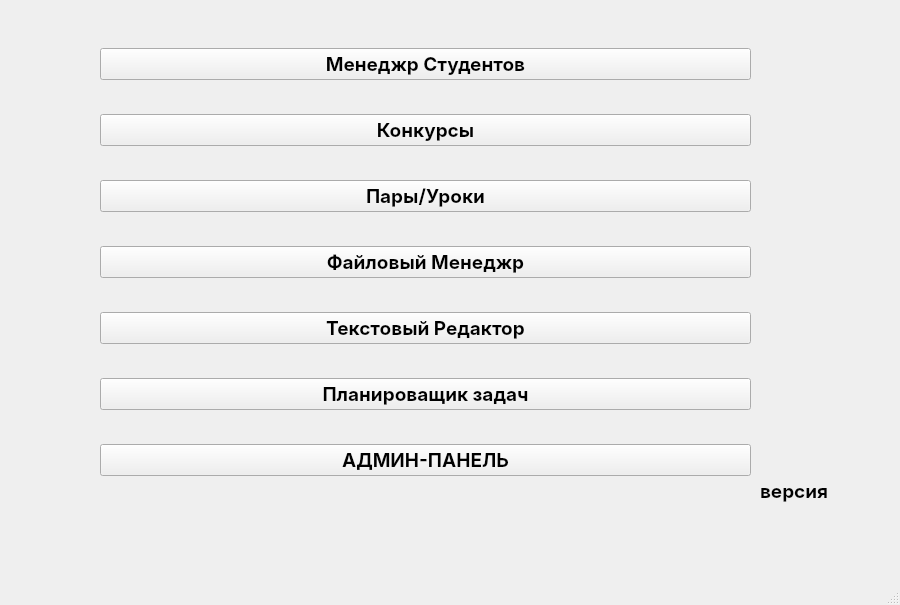
Gerakl1123/ARDA_Stud_Manager, file mainwindow.ui: the form before one commit.
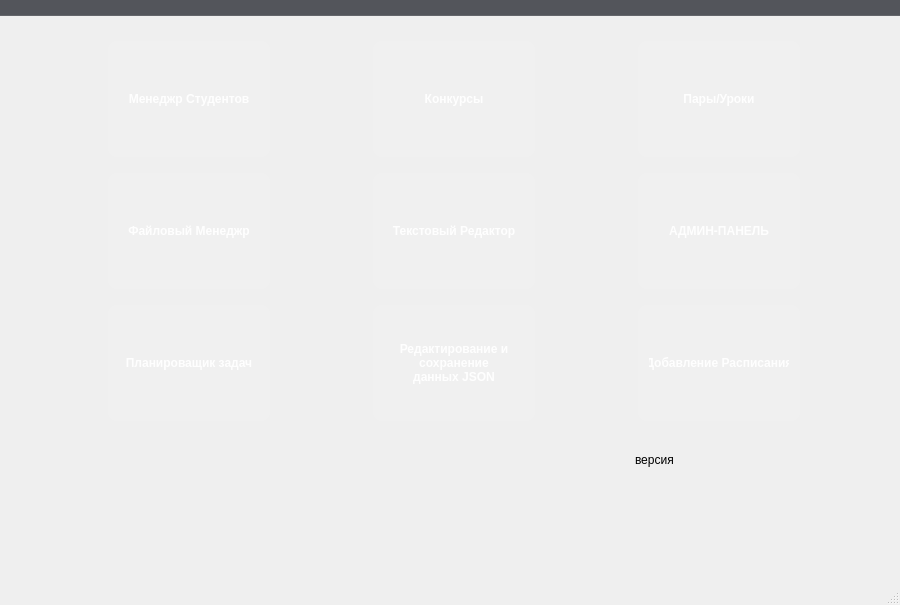
The form after the commit. Icons and pictures are not drawn.

```diff
--- a/mainwindow.ui
+++ b/mainwindow.ui
@@ -51,25 +51,52 @@
    <iconset theme="QIcon::ThemeIcon::MailAttachment"/>
   </property>
   <property name="styleSheet">
-   <string notr="true">/* macOS Dark Blue Style */
+   <string notr="true">
 QMainWindow {
-    background-color: #1e2a36;
-    color: #ffffff;
-    font-family: -apple-system, BlinkMacSystemFont, &quot;SF Pro Display&quot;, sans-serif;
-    border: none;
+    background: qlineargradient(x1:0, y1:0, x2:1, y2:1,
+        stop:0 #0a1929, stop:0.5 #0c2b44, stop:1 #0a1929);
 }
-
 QPushButton {
-    background-color: #2d6ef8;
-    color: white;
-    border: none;
-    border-radius: 8px;
-    padding: 12px 24px;
-    font-size: 14px;
-    font-weight: 500;
-    min-height: 36px;
+    /* ВЫСОКИЕ и УЗКИЕ кнопки */
+    min-height: 90px;       /* Высокие */
+    min-width: 120px;       /* Узкие */
+    max-height: 100px;
+    max-width: 140px;
+    
+    /* Вытянутая вертикальная форма */
+    padding: 12px 10px;     /* Больше по вертикали, меньше по горизонтали */
+    margin: 4px 8px;        /* Горизонтальные отступы больше */
+    
+    /* Вертикальное выравнивание текста */
+    text-align: center;
+    
+    /* Стиль */
+    background: rgba(255, 255, 255, 0.08);
+    backdrop-filter: blur(8px);
+    border-radius: 10px;
+    
+    /* Текст */
+    font-family: 'Segoe UI', system-ui;
+    font-size: 12px;
+    font-weight: 600;
+    color: rgba(255, 255, 255, 0.95);
+    line-height: 1.3;       /* Межстрочный интервал */
+    
+    /* Границы - вертикальные градиенты */
+    border: 1.5px solid transparent;
+    border-image: linear-gradient(to bottom, 
+        rgba(0, 180, 255, 0.5), 
+        rgba(100, 70, 255, 0.5)
+    ) 1;
+    
+    /* Тени для вертикального акцента */
+    box-shadow: 
+        inset 0 1px 0 rgba(255, 255, 255, 0.1),
+        0 4px 12px rgba(0, 0, 0, 0.25),
+        0 1px 2px rgba(0, 0, 0, 0.15);
+    
+    transition: all 0.25s ease;
 }
-
 QPushButton:hover {
     background-color: #1a5df1;
 }
@@ -78,49 +105,90 @@
     background-color: #0d4ed9;
 }
 
-QPushButton:disabled {
-    background-color: #2a3847;
-    color: #6b7b8c;
+/* ===== КНОПКИ С МНОГОСТРОЧНЫМ ТЕКСТОМ ===== */
+QPushButton[multiline=&quot;true&quot;] {
+    min-height: 85px;
+    min-width: 110px;
+    padding: 8px 6px;
+    font-size: 11px;
+    line-height: 1.2;
 }
 
+/* ===== ВЕРТИКАЛЬНЫЕ ГРАДИЕНТЫ ДЛЯ РАЗНЫХ КАТЕГОРИЙ ===== */
+/* Синий градиент сверху вниз */
+QPushButton[category=&quot;management&quot;] {
+    border-image: linear-gradient(to bottom, 
+        #00b4ff, 
+        #0080ff
+    ) 1;
+    background: linear-gradient(to bottom,
+        rgba(0, 180, 255, 0.1),
+        rgba(0, 128, 255, 0.05)
+    );
+}
+
+/* Фиолетовый градиент */
+QPushButton[category=&quot;administration&quot;] {
+    border-image: linear-gradient(to bottom, 
+        #8a2be2, 
+        #4b0082
+    ) 1;
+    background: linear-gradient(to bottom,
+        rgba(138, 43, 226, 0.1),
+        rgba(75, 0, 130, 0.05)
+    );
+}
+QPushButton[iconPosition=&quot;top&quot;] {
+    padding: 15px 8px 10px 8px;
+}
 QLabel {
-    color: #ffffff;
-    font-size: 14px;
-    font-weight: 400;
-    background: transparent;
+    font-size: 12px;
+    padding: 3px;
 }
 
-QLabel[class=&quot;title&quot;] {
-    font-size: 24px;
-    font-weight: 600;
-    color: #ffffff;
+QLabel#title {
+    font-size: 24px;       /* Меньше заголовок */
+    padding: 15px;
 }
 
-QLabel[class=&quot;subtitle&quot;] {
-    font-size: 16px;
-    font-weight: 400;
-    color: #8a9ba8;
+QLabel#subtitle {
+    font-size: 13px;
+    color: rgba(255, 255, 255, 0.6);
+    padding: 5px;
 }
 
 QMenuBar {
-    background-color: #1a2430;
-    color: #ffffff;
-    border-bottom: 1px solid #2a3847;
-    padding: 8px 16px;
-    font-size: 14px;
+    background-color: rgba(16, 18, 27, 0.7);
+    backdrop-filter: blur(10px);
+    border-bottom: 1px solid rgba(255, 255, 255, 0.1);
+    padding: 8px;
+    font-family: 'Segoe UI', 'Arial';
+    font-weight: 500;
 }
 
 QMenuBar::item {
-    padding: 8px 16px;
-    border-radius: 4px;
     background: transparent;
+    color: rgba(255, 255, 255, 0.7);
+    padding: 8px 20px;
+    margin: 0 2px;
+    border-radius: 6px;
+    font-size: 13px;
+    letter-spacing: 0.3px;
 }
 
 QMenuBar::item:selected {
-    background-color: #2d6ef8;
-    color: white;
+    background: rgba(255, 255, 255, 0.12);
+    color: #ffffff;
+    border: 1px solid rgba(255, 255, 255, 0.2);
+    box-shadow: 0 4px 15px rgba(0, 200, 255, 0.2);
 }
 
+QMenuBar::item:pressed {
+    background: rgba(255, 255, 255, 0.18);
+    box-shadow: inset 0 2px 4px rgba(0, 0, 0, 0.3);
+}
+
+/* ===== ВЫПАДАЮЩИЕ МЕНЮ ===== */
 QMenu {
     background-color: #2a3847;
     border: 1px solid #3a4a5a;
@@ -136,35 +204,16 @@
 }
 
 QMenu::item:selected {
-    background-color: #2d6ef8;
-    color: white;
-}
-
-QLineEdit {
-    background-color: #2a3847;
-    border: 1px solid #3a4a5a;
-    border-radius: 6px;
-    padding: 8px 12px;
+    background: qlineargradient(x1:0, y1:0, x2:1, y2:0,
+        stop:0 rgba(0, 150, 255, 0.3), stop:1 rgba(100, 50, 255, 0.3));
     color: #ffffff;
-    font-size: 14px;
-    selection-background-color: #2d6ef8;
+    border-left: 3px solid #00b4ff;
 }
 
 QLineEdit:focus {
     border-color: #2d6ef8;
 }
-
-QTextEdit {
-    background-color: #2a3847;
-    border: 1px solid #3a4a5a;
-    border-radius: 6px;
-    padding: 8px 12px;
-    color: #ffffff;
-    font-size: 14px;
-    selection-background-color: #2d6ef8
-
-}
-background-color: qlineargradient(spread:pad, x1:0, y1:0, x2:1, y2:0, stop:0 rgba(0, 0, 0, 255), stop:1 rgba(255, 255, 255, 255));</string>
+</string>
   </property>
   <widget class="QWidget" name="centralwidget">
    <property name="sizePolicy">
@@ -173,49 +222,17 @@
      <verstretch>0</verstretch>
     </sizepolicy>
    </property>
-   <widget class="QLabel" name="labelVersion">
+   <widget class="QWidget" name="gridLayoutWidget">
     <property name="geometry">
      <rect>
-      <x>760</x>
-      <y>470</y>
-      <width>101</width>
-      <height>41</height>
-     </rect>
-    </property>
-    <property name="text">
-     <string>версия</string>
-    </property>
-   </widget>
-   <widget class="QWidget" name="verticalLayoutWidget">
-    <property name="geometry">
-     <rect>
-      <x>100</x>
+      <x>20</x>
       <y>20</y>
-      <width>651</width>
-      <height>491</height>
+      <width>871</width>
+      <height>451</height>
      </rect>
     </property>
-    <layout class="QVBoxLayout" name="verticalLayout" stretch="1,1,1,1,1,1,1">
-     <property name="sizeConstraint">
-      <enum>QLayout::SizeConstraint::SetDefaultConstraint</enum>
-     </property>
-     <item>
-      <widget class="QPushButton" name="ButtonStudent">
-       <property name="sizePolicy">
-        <sizepolicy hsizetype="Expanding" vsizetype="Fixed">
-         <horstretch>0</horstretch>
-         <verstretch>0</verstretch>
-        </sizepolicy>
-       </property>
-       <property name="styleSheet">
-        <string notr="true"/>
-       </property>
-       <property name="text">
-        <string>Менеджр Студентов</string>
-       </property>
-      </widget>
-     </item>
-     <item>
+    <layout class="QGridLayout" name="gridLayout">
+     <item row="0" column="1">
       <widget class="QPushButton" name="ButtonContest">
        <property name="sizePolicy">
         <sizepolicy hsizetype="Expanding" vsizetype="Fixed">
@@ -231,7 +248,61 @@
        </property>
       </widget>
      </item>
-     <item>
+     <item row="2" column="0">
+      <widget class="QPushButton" name="btnToDo">
+       <property name="sizePolicy">
+        <sizepolicy hsizetype="Expanding" vsizetype="Fixed">
+         <horstretch>0</horstretch>
+         <verstretch>0</verstretch>
+        </sizepolicy>
+       </property>
+       <property name="styleSheet">
+        <string notr="true">image: url(:/icons/Timer.png);</string>
+       </property>
+       <property name="text">
+        <string>Планироващик задач</string>
+       </property>
+      </widget>
+     </item>
+     <item row="0" column="0">
+      <widget class="QPushButton" name="ButtonStudent">
+       <property name="sizePolicy">
+        <sizepolicy hsizetype="Expanding" vsizetype="Fixed">
+         <horstretch>0</horstretch>
+         <verstretch>0</verstretch>
+        </sizepolicy>
+       </property>
+       <property name="styleSheet">
+        <string notr="true">image: url(:/icons/Manag.png);</string>
+       </property>
+       <property name="text">
+        <string>Менеджр Студентов</string>
+       </property>
+      </widget>
+     </item>
+     <item row="2" column="1">
+      <widget class="QPushButton" name="btnEditorData">
+       <property name="styleSheet">
+        <string notr="true">image: url(:/icons/Edit.png);</string>
+       </property>
+       <property name="text">
+        <string>Редактирование и 
+сохранение 
+данных JSON</string>
+       </property>
+      </widget>
+     </item>
+     <item row="2" column="2">
+      <widget class="QPushButton" name="btnAddLesson">
+       <property name="styleSheet">
+        <string notr="true">image: url(:/icons/Raspisanie.png);</string>
+       </property>
+       <property name="text">
+        <string>Добавление Расписания</string>
+       </property>
+      </widget>
+     </item>
+     <item row="0" column="2">
       <widget class="QPushButton" name="ButtoLessons">
        <property name="sizePolicy">
         <sizepolicy hsizetype="Expanding" vsizetype="Fixed">
@@ -247,23 +318,7 @@
        </property>
       </widget>
      </item>
-     <item>
-      <widget class="QPushButton" name="ButtonFileManag">
-       <property name="sizePolicy">
-        <sizepolicy hsizetype="Expanding" vsizetype="Fixed">
-         <horstretch>0</horstretch>
-         <verstretch>0</verstretch>
-        </sizepolicy>
-       </property>
-       <property name="styleSheet">
-        <string notr="true"/>
-       </property>
-       <property name="text">
-        <string>Файловый Менеджр</string>
-       </property>
-      </widget>
-     </item>
-     <item>
+     <item row="1" column="1">
       <widget class="QPushButton" name="btnTextEditor">
        <property name="sizePolicy">
         <sizepolicy hsizetype="Expanding" vsizetype="Fixed">
@@ -279,20 +334,23 @@
        </property>
       </widget>
      </item>
-     <item>
-      <widget class="QPushButton" name="btnToDo">
+     <item row="1" column="0">
+      <widget class="QPushButton" name="ButtonFileManag">
        <property name="sizePolicy">
         <sizepolicy hsizetype="Expanding" vsizetype="Fixed">
          <horstretch>0</horstretch>
          <verstretch>0</verstretch>
         </sizepolicy>
        </property>
+       <property name="styleSheet">
+        <string notr="true">image: url(:/icons/FS.png);</string>
+       </property>
        <property name="text">
-        <string>Планироващик задач</string>
+        <string>Файловый Менеджр</string>
        </property>
       </widget>
      </item>
-     <item>
+     <item row="1" column="2">
       <widget class="QPushButton" name="ButtonADMINPANEL">
        <property name="sizePolicy">
         <sizepolicy hsizetype="Expanding" vsizetype="Fixed">
@@ -308,6 +366,13 @@
        </property>
       </widget>
      </item>
+     <item row="3" column="2">
+      <widget class="QLabel" name="labelVersion">
+       <property name="text">
+        <string>версия</string>
+       </property>
+      </widget>
+     </item>
     </layout>
    </widget>
   </widget>
@@ -317,7 +382,7 @@
      <x>0</x>
      <y>0</y>
      <width>900</width>
-     <height>51</height>
+     <height>52</height>
     </rect>
    </property>
   </widget>
```
Left out of the diff: 49 changed lines with no effect on the pictures.
